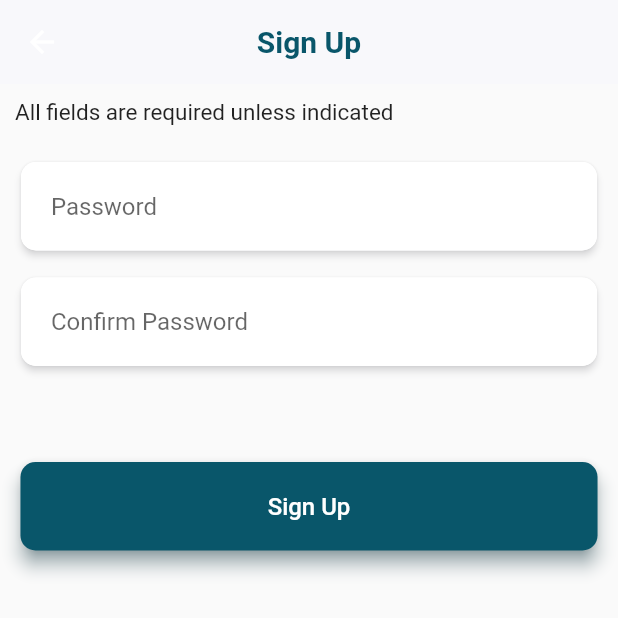
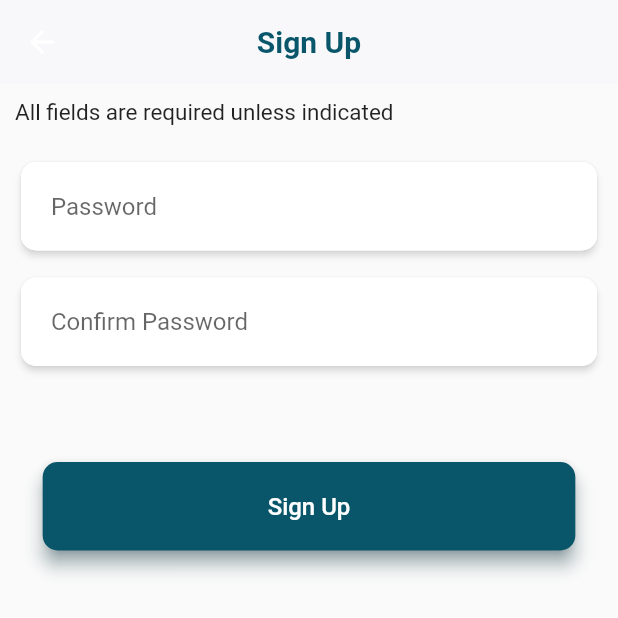
Before and after one commit to franklinosei/Thrive, a Flutter app: the SignUp screen opened by its route, after a tap on "Next", on a phone screen of 412 x 824 dp, the top half of it. Run offline on Flutter 3.47's test engine with Material 2 defaults, Android fonts, the phone set to English and light mode, and no system bars; our stand-ins replace firebase_auth, firebase_core, font_awesome_flutter; accounts and stored records are empty.

Commit message:
Updates on homescreen

```diff
--- a/lib/screens/auth/password/enter_password.dart
+++ b/lib/screens/auth/password/enter_password.dart
@@ -119,9 +119,9 @@ class _SelectPasswordState extends State<SelectPassword> {
                           shape: RoundedRectangleBorder(
                             borderRadius: BorderRadius.circular(10),
                           ),
-                          padding: EdgeInsets.symmetric(
+                          padding: const EdgeInsets.symmetric(
                             //This line is giving debug errors, change asap
-                            horizontal: MediaQuery.of(context).size.width * 0.4,
+                            horizontal: 150,
                             vertical: 20,
                           ),
                         ),
--- a/lib/screens/auth/signIn/sign_in.dart
+++ b/lib/screens/auth/signIn/sign_in.dart
@@ -1,7 +1,6 @@
 import 'package:flutter/cupertino.dart';
 import 'package:flutter/material.dart';
 import 'package:thrive/constants/constants.dart';
-import 'package:thrive/screens/home/home.dart';
 
 class SignIn extends StatefulWidget {
   const SignIn({Key? key}) : super(key: key);
@@ -130,9 +129,9 @@ class _SignInState extends State<SignIn> {
                           shape: RoundedRectangleBorder(
                             borderRadius: BorderRadius.circular(10),
                           ),
-                          padding: EdgeInsets.symmetric(
+                          padding: const EdgeInsets.symmetric(
                             //This line is giving debug errors, change asap
-                            horizontal: MediaQuery.of(context).size.width * 0.4,
+                            horizontal: 150,
                             vertical: 20,
                           ),
                         ),
--- a/lib/screens/auth/signUp/sign_up.dart
+++ b/lib/screens/auth/signUp/sign_up.dart
@@ -253,9 +253,9 @@ class _SignUpState extends State<SignUp> {
                           shape: RoundedRectangleBorder(
                             borderRadius: BorderRadius.circular(10),
                           ),
-                          padding: EdgeInsets.symmetric(
+                          padding: const EdgeInsets.symmetric(
                             //This line is giving debug errors, change asap
-                            horizontal: MediaQuery.of(context).size.width * 0.4,
+                            horizontal: 150,
                             vertical: 20,
                           ),
                         ),
--- a/lib/screens/categories_screen/widgets/drug_card.dart
+++ b/lib/screens/categories_screen/widgets/drug_card.dart
@@ -41,7 +41,7 @@ class _DrugCardState extends State<DrugCard> {
               children: [
                 Image.asset(widget.drugImage),
                 const SizedBox(
-                  height: 10,
+                  height: 8,
                 ),
                 Row(
                   mainAxisAlignment: MainAxisAlignment.spaceBetween,
```
